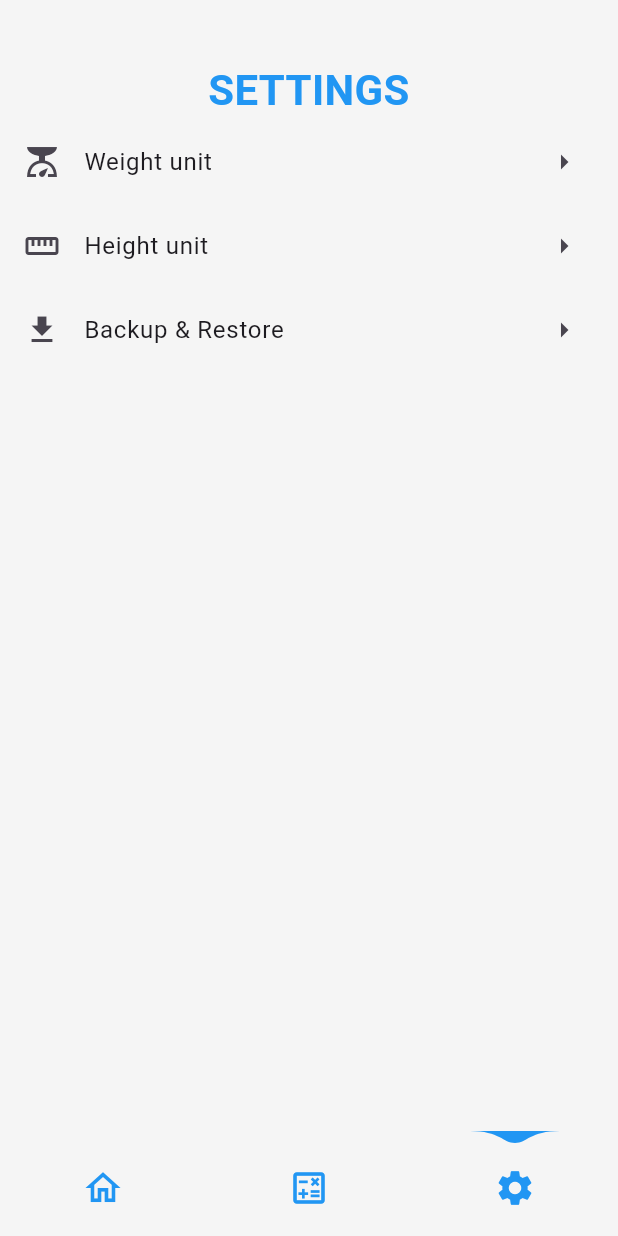
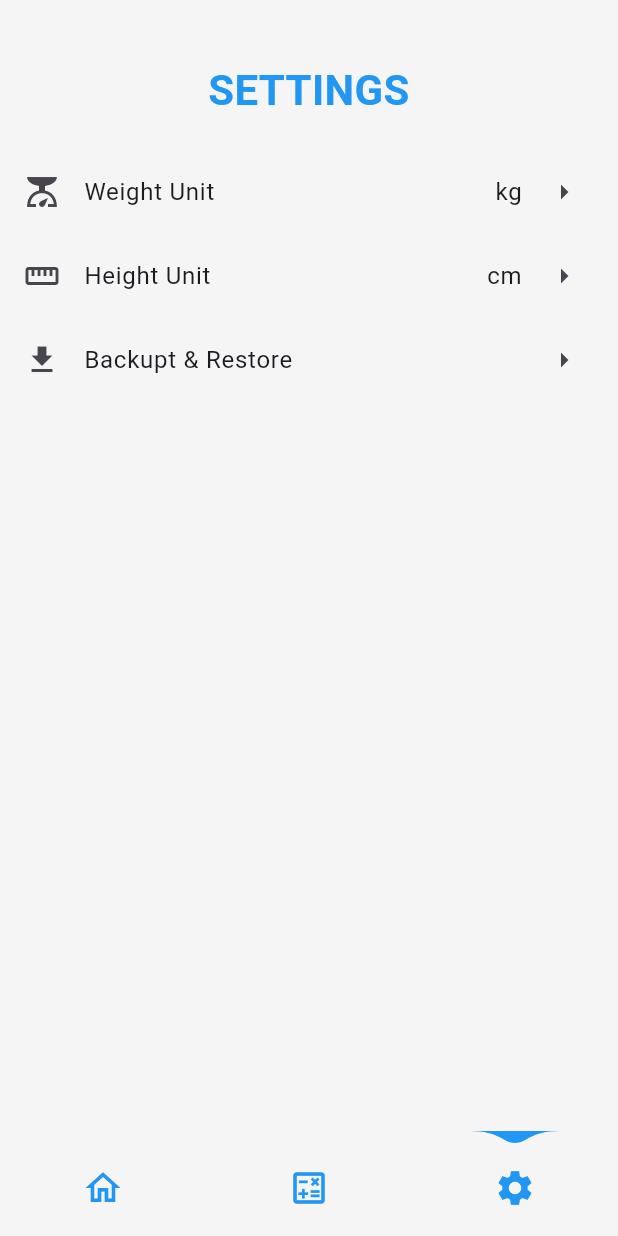
Before and after one commit to kry-ozo/bmiApp, a Flutter app: the screen it shows after launch, item 3 of the bottom bar chosen, on a phone screen of 412 x 824 dp. Run offline on Flutter 3.47's test engine with Material 3 defaults, Android fonts, the phone set to English and light mode, and no system bars; drawn by our look-alikes of water_drop_nav_bar; our stand-ins replace fl_chart.

Commit message:
Setting page shows current settings but for now you cannot change it

```diff
--- a/lib/pages/settings_page.dart
+++ b/lib/pages/settings_page.dart
@@ -1,30 +1,51 @@
 import 'package:flutter/material.dart';
+import 'package:provider/provider.dart';
+import 'package:weather_app/services/bmi_provider.dart';
 
 class SettingsPage extends StatelessWidget {
   const SettingsPage({super.key});
 
   @override
   Widget build(BuildContext context) {
+     return Consumer<BmiProvider>(
+       builder:(context, bmiProvider, child) {
          return ListView(
-      children: const [
-        SizedBox(height: 40,),
-        Text("SETTINGS", style: TextStyle(color: Colors.blue, fontSize: 28, fontWeight: FontWeight.bold), textAlign: TextAlign.center,),
+        children:  [
+          const SizedBox(height: 40,),
+          const Text("SETTINGS", style: TextStyle(color: Colors.blue, fontSize: 28, fontWeight: FontWeight.bold), textAlign: TextAlign.center,),
+          const SizedBox(height: 20,),
           ListTile(
-          leading: Icon(Icons.scale),
-          title: Text("Weight unit"),
-          trailing: Icon(Icons.arrow_right),
+            leading: const Icon(Icons.scale),
+            title: Row(
+              mainAxisAlignment: MainAxisAlignment.spaceBetween,
+              crossAxisAlignment: CrossAxisAlignment.center,
+              children: [
+                const Text("Weight Unit"),
+                Text("${bmiProvider.getBmiSettings["weight"]}"),
+              ],
+            ),
+            trailing: const Icon(Icons.arrow_right),
           ),
           ListTile(
-          leading: Icon(Icons.straighten),
-          title: Text("Height unit"),
-          trailing: Icon(Icons.arrow_right),
+            leading: const Icon(Icons.straighten),
+            title: Row(
+              mainAxisAlignment: MainAxisAlignment.spaceBetween,
+              crossAxisAlignment: CrossAxisAlignment.center,
+              children: [
+                const Text("Height Unit"),
+                Text("${bmiProvider.getBmiSettings["height"]}"),
+              ],
             ),
-        ListTile(
-          leading: Icon(Icons.download),
-          title: Text("Backup & Restore"),
-          trailing: Icon(Icons.arrow_right),
+            trailing: const Icon(Icons.arrow_right),
+          ),
+          const ListTile(
+            leading:  Icon(Icons.download),
+            title: Text("Backupt & Restore"),
+            trailing:  Icon(Icons.arrow_right),
           )
         ],
        );
+       },
+     );
   }
 }
--- a/lib/services/bmi_provider.dart
+++ b/lib/services/bmi_provider.dart
@@ -37,7 +37,6 @@ class BmiProvider with ChangeNotifier{
     }else{
       _bmiSettings["weight"] = "kg";
     }
-
   }
 
   void changeHeight(String oldValue){
@@ -46,6 +45,5 @@ class BmiProvider with ChangeNotifier{
     }else{
       _bmiSettings["height"] = "cm";
     }
-
   }
 }
```
Lines whose indentation alone changed are shown as unchanged.
